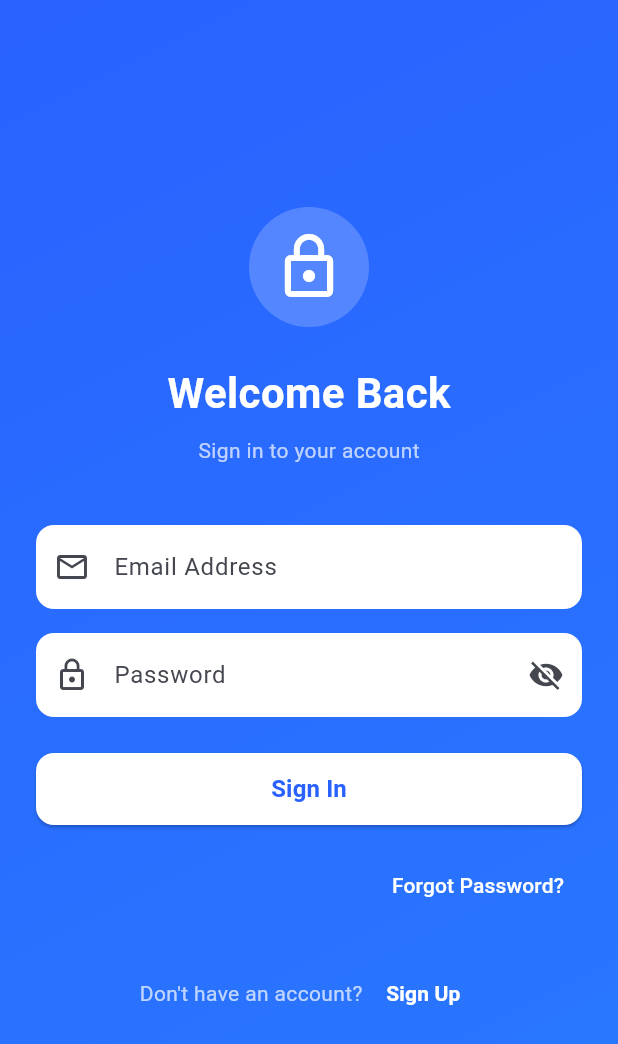
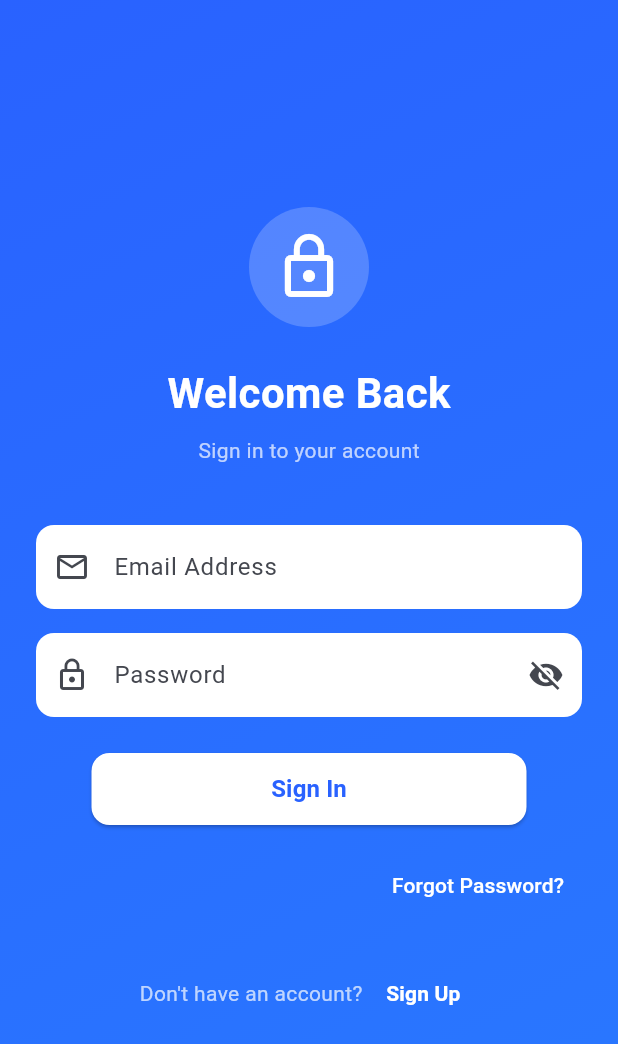
Before and after one commit to rimba-joe/flutter_application_moja, a Flutter app: the screen it shows after launch, on a phone screen of 412 x 824 dp. Shown: the top 1044 px of the screen. Run offline on Flutter 3.47's test engine with Material 3 defaults, Android fonts, the light colour scheme and no system bars.

```diff
--- a/lib/main.dart
+++ b/lib/main.dart
@@ -198,7 +198,7 @@ class _LoginPageState extends State<LoginPage> {
 
                       // Login Button
                       SizedBox(
-                        width: double.infinity,
+                        width: 290,
                         height: 48,
                         child: ElevatedButton(
                           onPressed: _isLoading ? null : _login,
```
Also changed, not shown: 1 other file.
